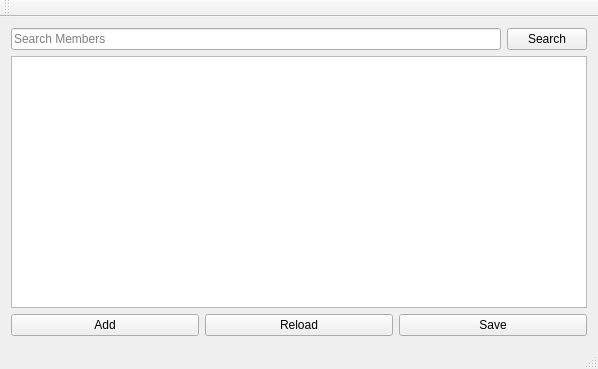
Qt form memberlist.ui (unsanded/feMembers) before a commit.
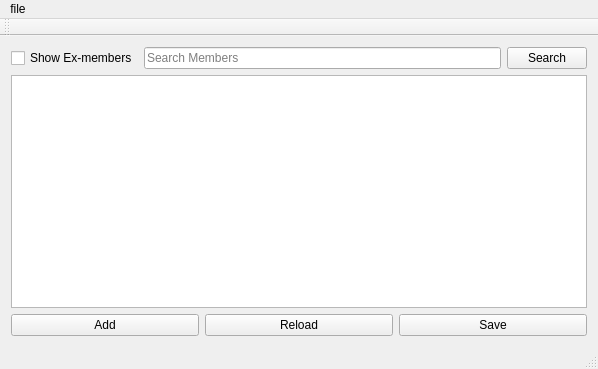
The same form after that commit.

What changed in the file:
```diff
--- a/memberlist.ui
+++ b/memberlist.ui
@@ -20,6 +20,13 @@
       <property name="topMargin">
        <number>0</number>
       </property>
+      <item>
+       <widget class="QCheckBox" name="exMembersCheckbox">
+        <property name="text">
+         <string>Show Ex-members</string>
+        </property>
+       </widget>
+      </item>
       <item>
        <widget class="QLineEdit" name="searchBox">
         <property name="placeholderText">
@@ -112,6 +119,20 @@
      <height>27</height>
     </rect>
    </property>
+   <widget class="QMenu" name="menuFile">
+    <property name="title">
+     <string>file</string>
+    </property>
+    <widget class="QMenu" name="menuExport">
+     <property name="title">
+      <string>export</string>
+     </property>
+     <addaction name="actionCsv"/>
+     <addaction name="actionEmail"/>
+    </widget>
+    <addaction name="menuExport"/>
+   </widget>
+   <addaction name="menuFile"/>
   </widget>
   <widget class="QToolBar" name="mainToolBar">
    <attribute name="toolBarArea">
```
Left out of the diff: 10 changed lines with no effect on the pictures.
